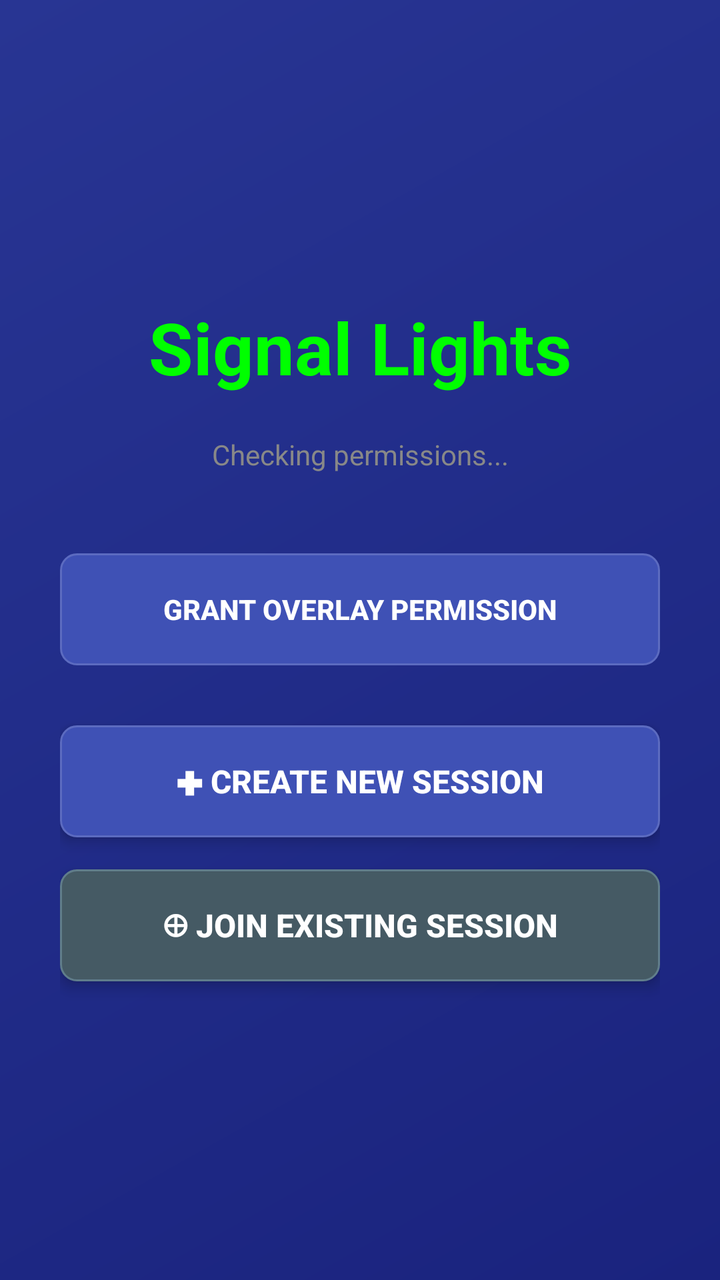
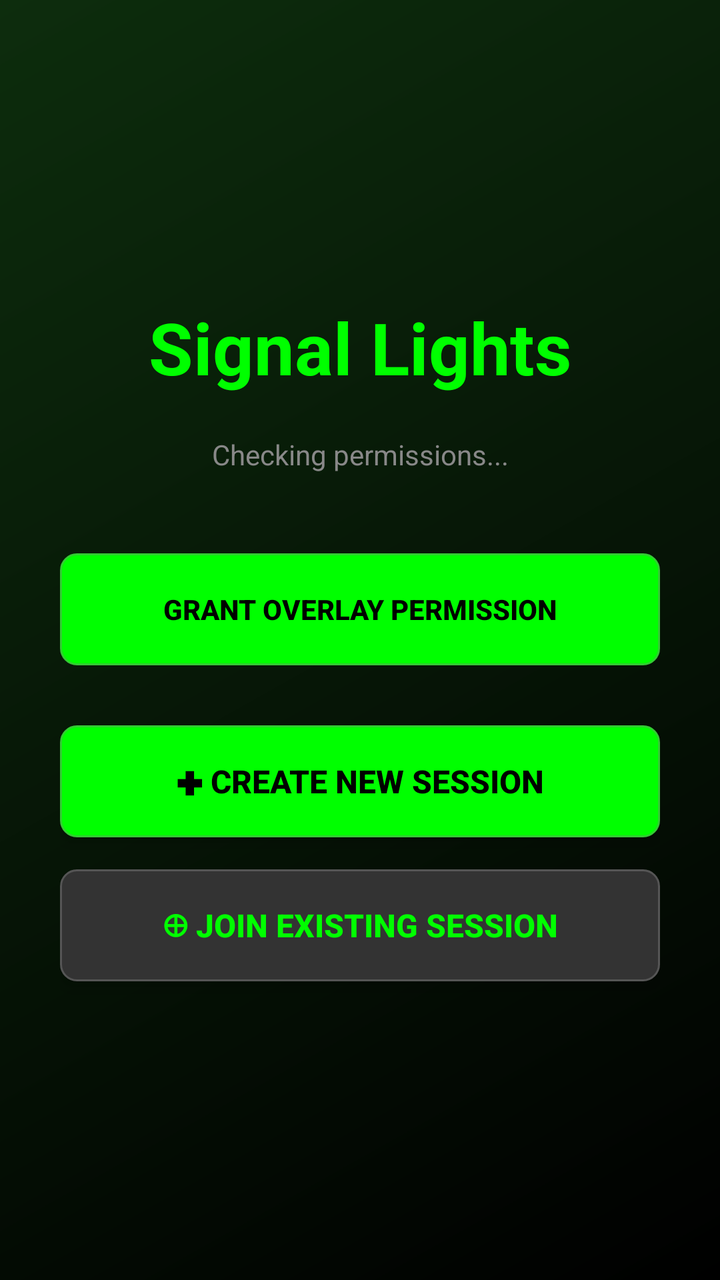

Two renders of the same Android screen: before a commit and after it. Below are the layout's source before the change and the commit's diff.
<!-- AndroidManifest.xml: activity theme Theme.SignalLights -->
<!-- res/layout/activity_main.xml -->
<?xml version="1.0" encoding="utf-8"?>
<LinearLayout xmlns:android="http://schemas.android.com/apk/res/android"
    android:layout_width="match_parent"
    android:layout_height="match_parent"
    android:orientation="vertical"
    android:background="@drawable/gradient_background">

    
    <LinearLayout
        android:layout_width="match_parent"
        android:layout_height="0dp"
        android:layout_weight="1"
        android:orientation="vertical"
        android:gravity="center"
        android:padding="30dp">

        <TextView
            android:layout_width="wrap_content"
            android:layout_height="wrap_content"
            android:text="Signal Lights"
            android:textSize="36sp"
            android:textStyle="bold"
            android:textColor="#00ff00"
            android:layout_marginBottom="20dp" />

        <TextView
            android:id="@+id/statusText"
            android:layout_width="match_parent"
            android:layout_height="wrap_content"
            android:text="Checking permissions..."
            android:textSize="14sp"
            android:textColor="#888888"
            android:layout_marginBottom="40dp"
            android:gravity="center" />

        <Button
            android:id="@+id/checkPermButton"
            android:layout_width="match_parent"
            android:layout_height="56dp"
            android:text="Grant Overlay Permission"
            android:textSize="14sp"
            android:textStyle="bold"
            android:background="@drawable/button_primary"
            android:textColor="#ffffff"
            android:layout_marginBottom="30dp"
            android:stateListAnimator="@null" />

        <Button
            android:id="@+id/createSessionBtn"
            android:layout_width="match_parent"
            android:layout_height="56dp"
            android:text="✚ Create New Session"
            android:textSize="16sp"
            android:textStyle="bold"
            android:background="@drawable/button_primary"
            android:textColor="#ffffff"
            android:layout_marginBottom="16dp"
            android:stateListAnimator="@null"
            android:elevation="4dp" />

        <Button
            android:id="@+id/joinSessionBtn"
            android:layout_width="match_parent"
            android:layout_height="56dp"
            android:text="⊕ Join Existing Session"
            android:textSize="16sp"
            android:textStyle="bold"
            android:background="@drawable/button_secondary"
            android:textColor="#ffffff"
            android:stateListAnimator="@null"
            android:elevation="4dp" />

    </LinearLayout>

    
    <LinearLayout
        android:id="@+id/controlBar"
        android:layout_width="match_parent"
        android:layout_height="0dp"
        android:layout_weight="0.25"
        android:orientation="horizontal"
        android:visibility="gone"
        android:background="#000000">

        <Button
            android:id="@+id/controlRedBtn"
            android:layout_width="0dp"
            android:layout_height="match_parent"
            android:layout_weight="1"
            android:text="RED"
            android:textSize="18sp"
            android:textStyle="bold"
            android:textColor="#ffffff"
            android:background="@drawable/overlay_button_red"
            android:foreground="?attr/selectableItemBackground"
            android:stateListAnimator="@null" />

        <Button
            android:id="@+id/controlYellowBtn"
            android:layout_width="0dp"
            android:layout_height="match_parent"
            android:layout_weight="1"
            android:text="YELLOW"
            android:textSize="18sp"
            android:textStyle="bold"
            android:textColor="#ffffff"
            android:background="@drawable/overlay_button_yellow"
            android:foreground="?attr/selectableItemBackground"
            android:stateListAnimator="@null" />

        <Button
            android:id="@+id/controlGreenBtn"
            android:layout_width="0dp"
            android:layout_height="match_parent"
            android:layout_weight="1"
            android:text="GREEN"
            android:textSize="18sp"
            android:textStyle="bold"
            android:textColor="#ffffff"
            android:background="@drawable/overlay_button_green"
            android:foreground="?attr/selectableItemBackground"
            android:stateListAnimator="@null" />

    </LinearLayout>

</LinearLayout>
<!-- resources referenced by this layout -->
<resources>
  <!-- drawable button_primary (drawable) -->
  <?xml version="1.0" encoding="utf-8"?>
  <shape xmlns:android="http://schemas.android.com/apk/res/android"
      android:shape="rectangle">
      <solid android:color="#3f51b5" />
      <corners android:radius="8dp" />
      <stroke android:color="#5c6bc0" android:width="1dp" />
  </shape>
  <!-- drawable button_secondary (drawable) -->
  <?xml version="1.0" encoding="utf-8"?>
  <shape xmlns:android="http://schemas.android.com/apk/res/android"
      android:shape="rectangle">
      <solid android:color="#455a64" />
      <corners android:radius="8dp" />
      <stroke android:color="#607d8b" android:width="1dp" />
  </shape>
  <!-- drawable gradient_background (drawable) -->
  <?xml version="1.0" encoding="utf-8"?>
  <shape xmlns:android="http://schemas.android.com/apk/res/android">
      <gradient
          android:type="linear"
          android:angle="135"
          android:startColor="#1a237e"
          android:endColor="#283593" />
  </shape>
  <!-- drawable overlay_button_green (drawable) -->
  <?xml version="1.0" encoding="utf-8"?>
  <shape xmlns:android="http://schemas.android.com/apk/res/android"
      android:shape="rectangle">
      <solid android:color="#388E3C" />
      <corners android:radius="20dp" />
  </shape>
  <!-- drawable overlay_button_red (drawable) -->
  <?xml version="1.0" encoding="utf-8"?>
  <shape xmlns:android="http://schemas.android.com/apk/res/android"
      android:shape="rectangle">
      <solid android:color="#D32F2F" />
      <corners android:radius="20dp" />
  </shape>
  <!-- drawable overlay_button_yellow (drawable) -->
  <?xml version="1.0" encoding="utf-8"?>
  <shape xmlns:android="http://schemas.android.com/apk/res/android"
      android:shape="rectangle">
      <solid android:color="#FFA726" />
      <corners android:radius="20dp" />
  </shape>
  <style name="Theme.SignalLights" parent="Theme.AppCompat.Light.NoActionBar">
          <item name="colorPrimary">@color/primary</item>
          <item name="colorPrimaryDark">@color/primary_dark</item>
          <item name="colorAccent">@color/accent</item>
      </style>
  <color name="primary">#FF6200EE</color>
  <color name="primary_dark">#FF3700B3</color>
  <color name="accent">#FF03DAC5</color>
</resources>

<!-- the commit's change to res/layout/activity_main.xml (unified diff, before → after) -->
@@ -41,7 +41,7 @@
             android:textSize="14sp"
             android:textStyle="bold"
             android:background="@drawable/button_primary"
-            android:textColor="#ffffff"
+            android:textColor="#000000"
             android:layout_marginBottom="30dp"
             android:stateListAnimator="@null" />
 
@@ -53,7 +53,7 @@
             android:textSize="16sp"
             android:textStyle="bold"
             android:background="@drawable/button_primary"
-            android:textColor="#ffffff"
+            android:textColor="#000000"
             android:layout_marginBottom="16dp"
             android:stateListAnimator="@null"
             android:elevation="4dp" />
@@ -66,7 +66,7 @@
             android:textSize="16sp"
             android:textStyle="bold"
             android:background="@drawable/button_secondary"
-            android:textColor="#ffffff"
+            android:textColor="#00ff00"
             android:stateListAnimator="@null"
             android:elevation="4dp" />
 
@@ -87,7 +87,7 @@
             android:layout_width="0dp"
             android:layout_height="match_parent"
             android:layout_weight="1"
-            android:text="RED"
+            android:text="FIX"
             android:textSize="18sp"
             android:textStyle="bold"
             android:textColor="#ffffff"
@@ -100,7 +100,7 @@
             android:layout_width="0dp"
             android:layout_height="match_parent"
             android:layout_weight="1"
-            android:text="YELLOW"
+            android:text="WARN"
             android:textSize="18sp"
             android:textStyle="bold"
             android:textColor="#ffffff"
@@ -113,7 +113,7 @@
             android:layout_width="0dp"
             android:layout_height="match_parent"
             android:layout_weight="1"
-            android:text="GREEN"
+            android:text="CORRECT"
             android:textSize="18sp"
             android:textStyle="bold"
             android:textColor="#ffffff"
<!-- resource entries referenced after the edit -->
@@ -4,17 +4,17 @@
   <?xml version="1.0" encoding="utf-8"?>
   <shape xmlns:android="http://schemas.android.com/apk/res/android"
       android:shape="rectangle">
-      <solid android:color="#3f51b5" />
+      <solid android:color="#00ff00" />
       <corners android:radius="8dp" />
-      <stroke android:color="#5c6bc0" android:width="1dp" />
+      <stroke android:color="#33cc33" android:width="1dp" />
   </shape>
   <!-- drawable button_secondary (drawable) -->
   <?xml version="1.0" encoding="utf-8"?>
   <shape xmlns:android="http://schemas.android.com/apk/res/android"
       android:shape="rectangle">
-      <solid android:color="#455a64" />
+      <solid android:color="#333333" />
       <corners android:radius="8dp" />
-      <stroke android:color="#607d8b" android:width="1dp" />
+      <stroke android:color="#555555" android:width="1dp" />
   </shape>
   <!-- drawable gradient_background (drawable) -->
   <?xml version="1.0" encoding="utf-8"?>
@@ -22,8 +22,8 @@
       <gradient
           android:type="linear"
           android:angle="135"
-          android:startColor="#1a237e"
-          android:endColor="#283593" />
+          android:startColor="#000000"
+          android:endColor="#0d2d0d" />
   </shape>
   <!-- drawable overlay_button_green (drawable) -->
   <?xml version="1.0" encoding="utf-8"?>
